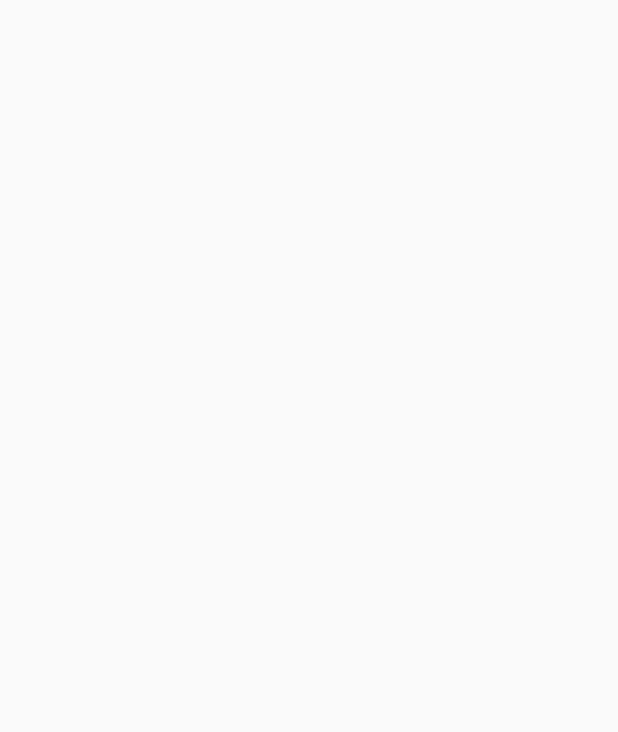
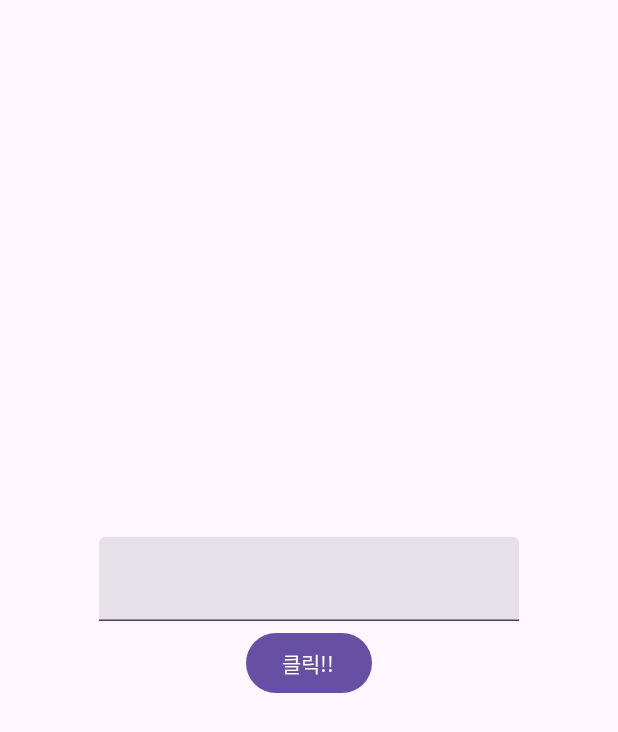
Before and after one commit to rlaxodud214/TechTrendsStudy, an Android app built with Jetpack Compose: the screen it shows after launch (MainActivity), on a phone screen of 412 x 824 dp. Before the commit the part shown is empty. Shown: the top 732 px of the screen. Run offline under Robolectric (Android 15) with nearby library versions, the phone set to English and light mode, and no system bars.

Commit message:
Jetpack Compose 6 - 구조분해, CoroutineScope를 사용한 Scaffold 안의 SnackBar

```diff
--- a/app/build.gradle.kts
+++ b/app/build.gradle.kts
@@ -59,6 +59,7 @@ dependencies {
     implementation("androidx.compose.ui:ui-graphics")
     implementation("androidx.compose.ui:ui-tooling-preview")
     implementation("androidx.compose.material3:material3")
+    implementation("com.google.android.engage:engage-core:1.3.0")
     testImplementation("junit:junit:4.13.2")
     androidTestImplementation("androidx.test.ext:junit:1.1.5")
     androidTestImplementation("androidx.test.espresso:espresso-core:3.5.1")
--- a/app/src/main/java/com/example/techtrendsstudy/MainActivity.kt
+++ b/app/src/main/java/com/example/techtrendsstudy/MainActivity.kt
@@ -1,14 +1,33 @@
+@file:OptIn(ExperimentalMaterial3Api::class)
+
 package com.example.techtrendsstudy
 
+import android.annotation.SuppressLint
 import android.os.Bundle
 import androidx.activity.ComponentActivity
 import androidx.activity.compose.setContent
+import androidx.compose.foundation.layout.Arrangement
 import androidx.compose.foundation.layout.Column
+import androidx.compose.foundation.layout.Spacer
 import androidx.compose.foundation.layout.fillMaxSize
-import androidx.compose.runtime.Composable
+import androidx.compose.foundation.layout.height
+import androidx.compose.material3.Button
+import androidx.compose.material3.ExperimentalMaterial3Api
+import androidx.compose.material3.Scaffold
+import androidx.compose.material3.SnackbarDuration
+import androidx.compose.material3.SnackbarHost
+import androidx.compose.material3.SnackbarHostState
+import androidx.compose.material3.Text
+import androidx.compose.material3.TextField
+import androidx.compose.runtime.mutableStateOf
+import androidx.compose.runtime.remember
+import androidx.compose.runtime.rememberCoroutineScope
+import androidx.compose.runtime.saveable.rememberSaveable
+import androidx.compose.ui.Alignment
 import androidx.compose.ui.Modifier
+import androidx.compose.ui.unit.dp
+import kotlinx.coroutines.launch
 
-// JetPack Compose 및 MVVM 디자인 패턴 학습
 /*  명령어 학습
     1. CA + l : 자동 정렬
     2. CA + o : import 정리
@@ -20,17 +39,63 @@ import androidx.compose.ui.Modifier
     8. // TODO키워드 : 에러처리 해야할 내용 -> 작업하다가 중간중간에 나중에 수정해야할 부분 체크 가능!!!
     9. Git에 업로드 안된 내용이라도 Local History를 통해서 파일 단위로 코드 복구가 가능하다.
 */
+
+// JetPack Compose 및 MVVM 디자인 패턴 학습
+// Jetpack Compose 6 - Scaffold, TextField, Button, 구조분해, SnackBar, 코루틴 스코프
 class MainActivity : ComponentActivity() {
+    @OptIn(ExperimentalMaterial3Api::class)
+    @SuppressLint("UnusedMaterial3ScaffoldPaddingParameter")
     override fun onCreate(savedInstanceState: Bundle?) {
         super.onCreate(savedInstanceState)
         setContent {
-            Column(
-                modifier = Modifier.fillMaxSize(),
+            /* 코틀린 구조분해 기법
+            interface MutableState<T> : State<T> {
+                override var value: T
+                operator fun component1(): T
+                operator fun component2(): (T) -> Unit
+            }
+                (value, component1()) 형태로 객체의 프로퍼티에 따라 분해해서 가져왔기 때문에 .value가 필요없음
+            */
+            val (textValue, setValue) = rememberSaveable {
+                mutableStateOf("")
+            }
+
+            // val scaffoldState = rememberScaffoldState() // deprecated
+            val snackbarHostState = remember { SnackbarHostState() }
+            val scope = rememberCoroutineScope()
+
+            // Scaffold에서 SnackBar를 사용할 수 있다.
+            // https://developer.android.com/jetpack/compose/components/snackbar
+            // Scaffold의 파라미터에서 scaffoldState가 제거됨 -> SnackbarHost 사용하기
+            Scaffold(
+                // scaffoldState = scaffoldState, // deprecated
+                snackbarHost = { SnackbarHost(hostState = snackbarHostState) },
+            ) {
+                Column(
+                    modifier = Modifier.fillMaxSize(),
+                    verticalArrangement = Arrangement.Center,
+                    horizontalAlignment = Alignment.CenterHorizontally
                 ) {
-
+                    TextField(
+                        value = textValue,
+                        onValueChange = setValue,
+                    )
+                    Spacer(Modifier.height(4.dp))
+                    Button(onClick = {
+                        scope.launch {
+                            // showSnackbar처럼 Suspend 키워드가 붙은 함수는 코루틴 스코프 내에서 호출되어야 한다.
+                            snackbarHostState.showSnackbar(
+                                message = "Snackbar - Hello. $textValue",
+                                actionLabel = "OK",
+                                // Indefinite : 명시적으로 해제하거나 "actionLabel"을 클릭할 때까지 스낵바를 무기한 표시
+                                duration = SnackbarDuration.Indefinite // Defaults to SnackbarDuration.Short
+                            )
+                        }
+                    }) {
+                        Text("클릭!!")
+                    }
+                }
             }
         }
     }
 }
-
-// Jetpack Compose 6 - Scaffold, TextField, Button, 구조분해, SnackBar, 코루틴 스코프
```
